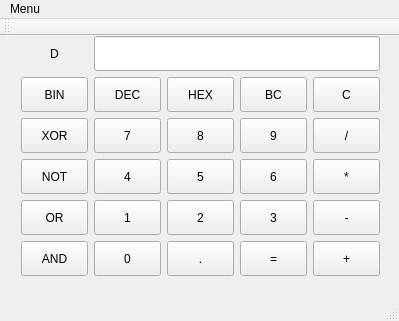
Qt form mainwindow.ui (nagisc007/ncalc) before a commit.
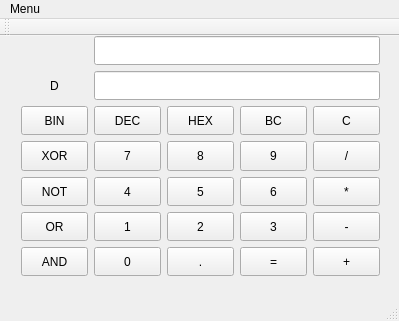
The same form after that commit.

What changed in the file:
```diff
--- a/mainwindow.ui
+++ b/mainwindow.ui
@@ -30,7 +30,7 @@
      <property name="topMargin">
       <number>0</number>
      </property>
-     <item row="10" column="3">
+     <item row="9" column="3">
       <widget class="QToolButton" name="Button_3">
        <property name="sizePolicy">
         <sizepolicy hsizetype="Expanding" vsizetype="Preferred">
@@ -43,7 +43,7 @@
        </property>
       </widget>
      </item>
-     <item row="9" column="2">
+     <item row="8" column="2">
       <widget class="QToolButton" name="Button_5">
        <property name="sizePolicy">
         <sizepolicy hsizetype="Expanding" vsizetype="Preferred">
@@ -56,7 +56,7 @@
        </property>
       </widget>
      </item>
-     <item row="4" column="3">
+     <item row="3" column="3">
       <widget class="QToolButton" name="Button_BC">
        <property name="sizePolicy">
         <sizepolicy hsizetype="Expanding" vsizetype="Preferred">
@@ -69,7 +69,7 @@
        </property>
       </widget>
      </item>
-     <item row="11" column="2">
+     <item row="10" column="2">
       <widget class="QToolButton" name="Button_Dot">
        <property name="sizePolicy">
         <sizepolicy hsizetype="Expanding" vsizetype="Preferred">
@@ -82,7 +82,7 @@
        </property>
       </widget>
      </item>
-     <item row="9" column="3">
+     <item row="8" column="3">
       <widget class="QToolButton" name="Button_6">
        <property name="sizePolicy">
         <sizepolicy hsizetype="Expanding" vsizetype="Preferred">
@@ -95,7 +95,7 @@
        </property>
       </widget>
      </item>
-     <item row="6" column="3">
+     <item row="5" column="3">
       <widget class="QToolButton" name="Button_9">
        <property name="sizePolicy">
         <sizepolicy hsizetype="Expanding" vsizetype="Preferred">
@@ -108,7 +108,7 @@
        </property>
       </widget>
      </item>
-     <item row="6" column="1">
+     <item row="5" column="1">
       <widget class="QToolButton" name="Button_7">
        <property name="sizePolicy">
         <sizepolicy hsizetype="Expanding" vsizetype="Preferred">
@@ -121,7 +121,7 @@
        </property>
       </widget>
      </item>
-     <item row="9" column="4">
+     <item row="8" column="4">
       <widget class="QToolButton" name="Button_Multiply">
        <property name="sizePolicy">
         <sizepolicy hsizetype="Expanding" vsizetype="Preferred">
@@ -134,7 +134,7 @@
        </property>
       </widget>
      </item>
-     <item row="11" column="4">
+     <item row="10" column="4">
       <widget class="QToolButton" name="Button_Plus">
        <property name="sizePolicy">
         <sizepolicy hsizetype="Expanding" vsizetype="Preferred">
@@ -147,7 +147,7 @@
        </property>
       </widget>
      </item>
-     <item row="10" column="4">
+     <item row="9" column="4">
       <widget class="QToolButton" name="Button_Minus">
        <property name="sizePolicy">
         <sizepolicy hsizetype="Expanding" vsizetype="Preferred">
@@ -160,7 +160,7 @@
        </property>
       </widget>
      </item>
-     <item row="10" column="2">
+     <item row="9" column="2">
       <widget class="QToolButton" name="Button_2">
        <property name="sizePolicy">
         <sizepolicy hsizetype="Expanding" vsizetype="Preferred">
@@ -173,7 +173,7 @@
        </property>
       </widget>
      </item>
-     <item row="11" column="1">
+     <item row="10" column="1">
       <widget class="QToolButton" name="Button_0">
        <property name="sizePolicy">
         <sizepolicy hsizetype="Expanding" vsizetype="Preferred">
@@ -186,7 +186,7 @@
        </property>
       </widget>
      </item>
-     <item row="10" column="1">
+     <item row="9" column="1">
       <widget class="QToolButton" name="Button_1">
        <property name="sizePolicy">
         <sizepolicy hsizetype="Expanding" vsizetype="Preferred">
@@ -199,7 +199,7 @@
        </property>
       </widget>
      </item>
-     <item row="9" column="1">
+     <item row="8" column="1">
       <widget class="QToolButton" name="Button_4">
        <property name="sizePolicy">
         <sizepolicy hsizetype="Expanding" vsizetype="Preferred">
@@ -212,7 +212,7 @@
        </property>
       </widget>
      </item>
-     <item row="6" column="4">
+     <item row="5" column="4">
       <widget class="QToolButton" name="Button_Devide">
        <property name="sizePolicy">
         <sizepolicy hsizetype="Expanding" vsizetype="Preferred">
@@ -225,7 +225,7 @@
        </property>
       </widget>
      </item>
-     <item row="11" column="3">
+     <item row="10" column="3">
       <widget class="QToolButton" name="Button_Equal">
        <property name="sizePolicy">
         <sizepolicy hsizetype="Expanding" vsizetype="Preferred">
@@ -238,7 +238,7 @@
        </property>
       </widget>
      </item>
-     <item row="6" column="2">
+     <item row="5" column="2">
       <widget class="QToolButton" name="Button_8">
        <property name="sizePolicy">
         <sizepolicy hsizetype="Expanding" vsizetype="Preferred">
@@ -251,7 +251,7 @@
        </property>
       </widget>
      </item>
-     <item row="4" column="4">
+     <item row="3" column="4">
       <widget class="QToolButton" name="Button_C">
        <property name="sizePolicy">
         <sizepolicy hsizetype="Expanding" vsizetype="Preferred">
@@ -264,7 +264,7 @@
        </property>
       </widget>
      </item>
-     <item row="4" column="0">
+     <item row="3" column="0">
       <widget class="QToolButton" name="Button_To2Bin">
        <property name="sizePolicy">
         <sizepolicy hsizetype="Expanding" vsizetype="Preferred">
@@ -277,7 +277,7 @@
        </property>
       </widget>
      </item>
-     <item row="4" column="2">
+     <item row="3" column="2">
       <widget class="QToolButton" name="Button_ToHex">
        <property name="sizePolicy">
         <sizepolicy hsizetype="Expanding" vsizetype="Preferred">
@@ -290,7 +290,7 @@
        </property>
       </widget>
      </item>
-     <item row="4" column="1">
+     <item row="3" column="1">
       <widget class="QToolButton" name="Button_ToDecimal">
        <property name="sizePolicy">
         <sizepolicy hsizetype="Expanding" vsizetype="Preferred">
@@ -303,7 +303,7 @@
        </property>
       </widget>
      </item>
-     <item row="2" column="0">
+     <item row="1" column="0">
       <widget class="QLabel" name="ModeLabel">
        <property name="text">
         <string>D</string>
@@ -316,7 +316,7 @@
        </property>
       </widget>
      </item>
-     <item row="2" column="1" colspan="4">
+     <item row="1" column="1" colspan="4">
       <widget class="QLineEdit" name="Display">
        <property name="sizePolicy">
         <sizepolicy hsizetype="Expanding" vsizetype="Preferred">
@@ -329,7 +329,7 @@
        </property>
       </widget>
      </item>
-     <item row="6" column="0">
+     <item row="5" column="0">
       <widget class="QToolButton" name="Button_Xor">
        <property name="sizePolicy">
         <sizepolicy hsizetype="Expanding" vsizetype="Preferred">
@@ -342,7 +342,7 @@
        </property>
       </widget>
      </item>
-     <item row="11" column="0">
+     <item row="10" column="0">
       <widget class="QToolButton" name="Button_And">
        <property name="sizePolicy">
         <sizepolicy hsizetype="Expanding" vsizetype="Preferred">
@@ -355,7 +355,7 @@
        </property>
       </widget>
      </item>
-     <item row="10" column="0">
+     <item row="9" column="0">
       <widget class="QToolButton" name="Button_Or">
        <property name="sizePolicy">
         <sizepolicy hsizetype="Expanding" vsizetype="Preferred">
@@ -368,7 +368,7 @@
        </property>
       </widget>
      </item>
-     <item row="9" column="0">
+     <item row="8" column="0">
       <widget class="QToolButton" name="Button_Not">
        <property name="sizePolicy">
         <sizepolicy hsizetype="Expanding" vsizetype="Preferred">
@@ -381,6 +381,22 @@
        </property>
       </widget>
      </item>
+     <item row="0" column="1" colspan="4">
+      <widget class="QLineEdit" name="Display_Sub">
+       <property name="sizePolicy">
+        <sizepolicy hsizetype="Expanding" vsizetype="Preferred">
+         <horstretch>0</horstretch>
+         <verstretch>0</verstretch>
+        </sizepolicy>
+       </property>
+       <property name="alignment">
+        <set>Qt::AlignRight|Qt::AlignTrailing|Qt::AlignVCenter</set>
+       </property>
+       <property name="readOnly">
+        <bool>true</bool>
+       </property>
+      </widget>
+     </item>
     </layout>
    </widget>
   </widget>
```
